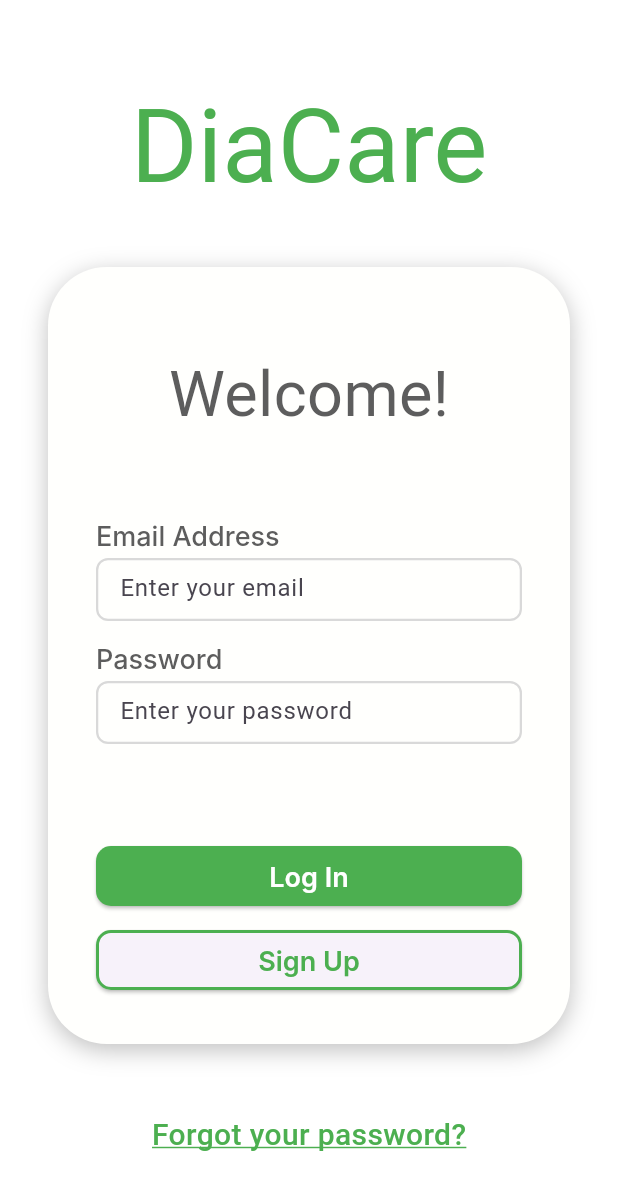
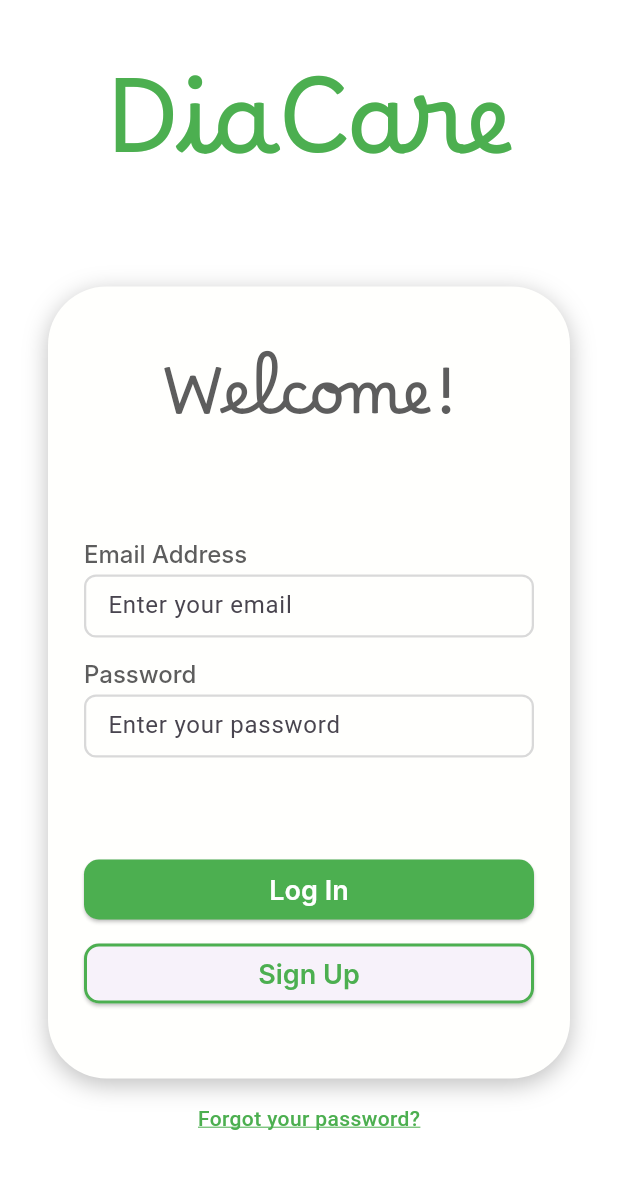
Before and after one commit to T-Man-05/diacare, a Flutter app: the screen it shows after launch, on a phone screen of 412 x 824 dp. Shown: the top 1190 px of the screen. Run offline on Flutter 3.47's test engine with Material 3 defaults, Android fonts, the phone set to English and light mode, and no system bars; our stand-ins replace fl_chart; Roboto replaces fonts that are missing (Inter).

Commit message:
Update login UI and add Borel font asset
Refined login screen padding and font sizes for improved layout and readability. Renamed Borel-Regular.ttf to assets/fonts and registered it in pubspec.yaml for use as a custom font.

```diff
--- a/lib/pages/login.dart
+++ b/lib/pages/login.dart
@@ -54,7 +54,7 @@
                 ),
                 //height: 520,
                 child: Padding(
-                  padding: const EdgeInsets.all(32),
+                  padding: const EdgeInsets.only(top: 32, left: 24, right: 24, bottom:0),
                   child: Column(
                     crossAxisAlignment: CrossAxisAlignment.start,
                     children: [
@@ -83,7 +83,7 @@
                             fontFamily: 'Inter', // Font
                             fontWeight: FontWeight.w500, // Weight (400)
                             fontStyle: FontStyle.normal, // Style (Regular)
-                            fontSize: 18, // Size (18px)
+                            fontSize: 16, // Size (18px)
                             height: 1.0, // Line height (100%)
                             letterSpacing: 0.0, // Letter spacing (0%)
                             color: Color(0xFF5D5D5D), // Default black text
@@ -125,7 +125,7 @@
                             fontFamily: 'Inter', // Font
                             fontWeight: FontWeight.w500, // Weight (400)
                             fontStyle: FontStyle.normal, // Style (Regular)
-                            fontSize: 18, // Size (18px)
+                            fontSize: 16, // Size (18px)
                             height: 1.0, // Line height (100%)
                             letterSpacing: 0.0, // Letter spacing (0%)
                             color: Color(0xFF5D5D5D), // Default black text
@@ -150,6 +150,7 @@
                               borderRadius: BorderRadius.circular(8),
                             ),
                             hintText: 'Enter your password',
+
                             contentPadding: const EdgeInsets.symmetric(
                                 vertical: 10, horizontal: 12),
                           ),
@@ -227,12 +228,13 @@
                           ),
                         ),
                       ),
+                    SizedBox(height: 46,),
                     ],
                   ),
                 ),
               ),
 
-              const SizedBox(height: 46),
+              const SizedBox(height: 8),
               const Text(
                 'Forgot your password?',
                 style: TextStyle(
@@ -240,7 +242,7 @@
                   fontWeight: FontWeight.w500,
                   decoration: TextDecoration.underline,
                   decorationColor: AppColors.primary,
-                  fontSize: 20,
+                  fontSize: 14,
                 ),
               ),
             ],
--- a/pubspec.yaml
+++ b/pubspec.yaml
@@ -24,3 +24,7 @@
   # Add the JSON data file as an asset
   assets:
     - assets/data/demo_data.json
+  fonts:
+    - family: Borel
+      fonts:
+        - asset: assets/fonts/Borel-Regular.ttf
```
Also changed, not shown: assets/fonts/Borel-Regular.ttf (renamed from lib/fonts/Borel-Regular.ttf).
